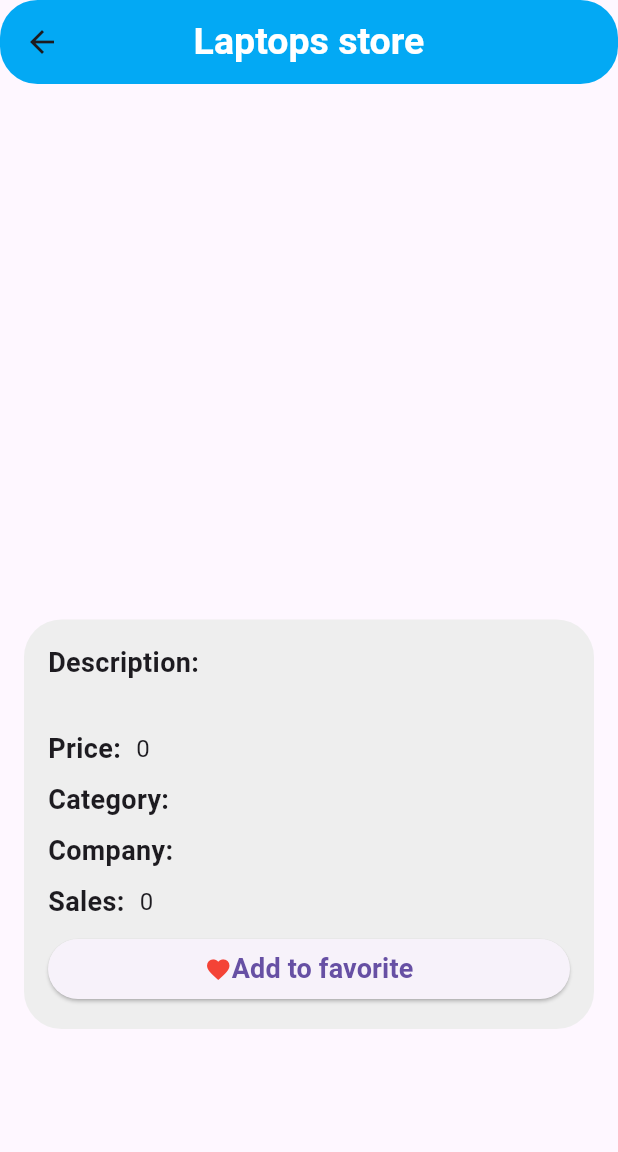
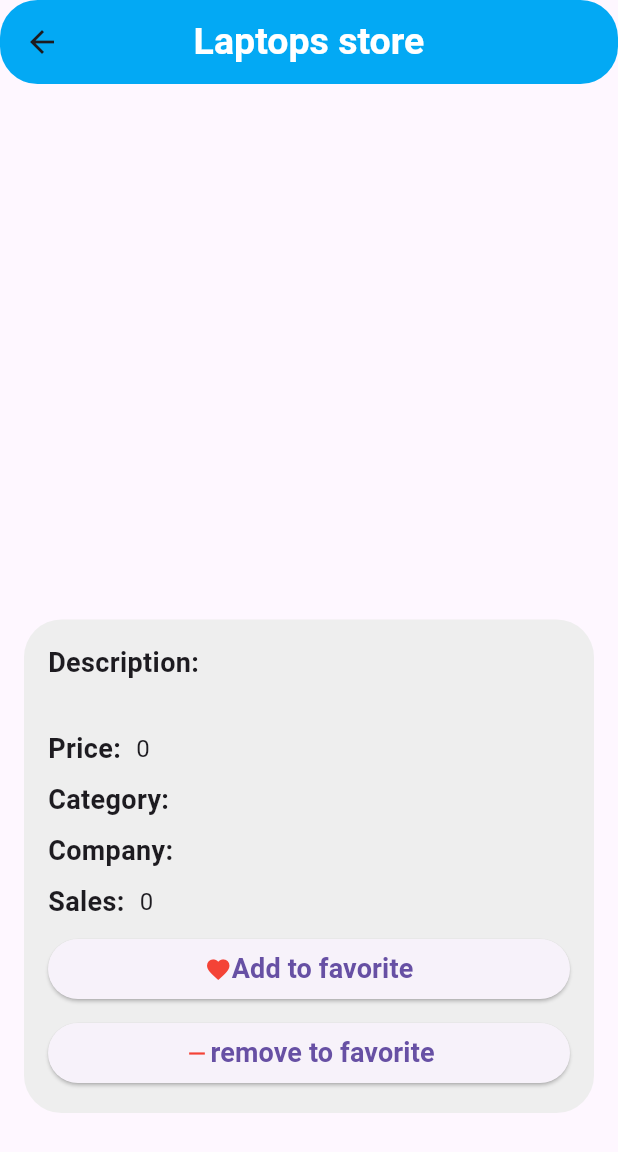
Before and after one commit to MedoAlshafei/nti_laptop_api, a Flutter app: the DetalisView screen opened directly with empty values, after a tap on "Add to favorite", on a phone screen of 412 x 824 dp. Shown: the top 1152 px of the screen. Run offline on Flutter 3.47's test engine with Material 3 defaults, Android fonts, the phone set to English and light mode, and no system bars; our stand-ins replace bloc, dio, equatable, flutter_bloc; network calls fail.

Commit message:
try make favorite feature

```diff
--- a/lib/features/fav/cubit/fav_cubit.dart
+++ b/lib/features/fav/cubit/fav_cubit.dart
@@ -1,16 +1,29 @@
 import 'package:bloc/bloc.dart';
 import 'package:nti_laptop_api/features/fav/cubit/fav_state.dart';
-import 'package:nti_laptop_api/features/fav/model/fav_data.dart';
+import 'package:nti_laptop_api/features/fav/data/fav_data.dart';
 
 class FavCubit extends Cubit<FavState> {
   FavCubit() : super(FavInitial());
 
-  FavLoading favLoading = FavLoading();
+  final FavData favData = FavData();
+
   addFavCubit(String productId) async {
-    emit(favLoading);
+    emit(FavLoading());
     try {
-      String message = await FavData().addFavData(productId);
+      String message = await favData.addFavData(productId);
       emit(FavSuccess(successMsg: message));
+      print(message);
+    } catch (e) {
+      emit(FavError(error: e.toString()));
+    }
+  }
+
+  removeFavCubit(String productId) async {
+    emit(FavLoading());
+    try {
+      String message = await favData.removeFavData(productId);
+      emit(FavSuccess(successMsg: message));
+      print(message);
     } catch (e) {
       emit(FavError(error: e.toString()));
     }
--- a/lib/features/fav/cubit/fav_state.dart
+++ b/lib/features/fav/cubit/fav_state.dart
@@ -1,17 +1,30 @@
-sealed class FavState {}
+import 'package:equatable/equatable.dart';
+
+sealed class FavState extends Equatable {
+  const FavState();
+
+  @override
+  List<Object> get props => [];
+}
 
 final class FavInitial extends FavState {}
 
 final class FavLoading extends FavState {}
 
 final class FavError extends FavState {
-  String error;
+  final String error;
 
-  FavError({required this.error});
+  const FavError({required this.error});
+
+  @override
+  List<Object> get props => [error];
 }
 
 final class FavSuccess extends FavState {
-  String successMsg;
+  final String successMsg;
 
-  FavSuccess({required this.successMsg});
+  const FavSuccess({required this.successMsg});
+
+  @override
+  List<Object> get props => [successMsg];
 }
--- /dev/null
+++ b/lib/features/fav/data/fav_data.dart
@@ -0,0 +1,24 @@
+import 'package:dio/dio.dart';
+
+class FavData {
+  final Dio dio = Dio();
+  static const String api = "https://elwekala.onrender.com/favorite";
+
+  Future addFavData(String id) async {
+    var repo = await dio.post(
+      api,
+      data: {"nationalId": "01578557885808", "productId": id},
+    );
+    print(repo.data);
+    return repo.data["message"];
+  }
+
+  Future removeFavData(String id) async {
+    var repo = await dio.delete(
+      api,
+      data: {"nationalId": "01578557885808", "productId": id},
+    );
+    print(repo.data);
+    return repo.data["message"];
+  }
+}
--- a/lib/features/fav/model/fav_data.dart
+++ /dev/null
@@ -1,15 +0,0 @@
-import 'package:dio/dio.dart';
-
-class FavData {
-  final Dio dio = Dio();
-
-  addFavData(String id) async {
-    final String api = "https://elwekala.onrender.com/favorite";
-    var repo = await dio.post(
-      api,
-      data: {"nationalId": "01210567022258", "productId": id},
-    );
-    print(repo.data);
-    return repo.data["message"];
-  }
-}
--- /dev/null
+++ b/lib/features/fav_list/cubit/favorite_list_cubit.dart
@@ -0,0 +1,20 @@
+import 'package:bloc/bloc.dart';
+import 'package:equatable/equatable.dart';
+import 'package:nti_laptop_api/features/fav_list/data/favorite_list_data.dart';
+import 'package:nti_laptop_api/features/home_view/data/product_model.dart';
+
+part 'favorite_list_state.dart';
+
+class FavoriteListCubit extends Cubit<FavoriteListState> {
+  FavoriteListCubit() : super(FavoriteListInitial());
+
+  updateFavoriteList() async {
+    emit(FavoriteListLoading());
+    try {
+      List<ProductModel> products = await FavoriteListData().getFavoriteList();
+      emit(FavoriteListSuccess(products));
+    } catch (e) {
+      emit(FavoriteListError(e.toString()));
+    }
+  }
+}
--- /dev/null
+++ b/lib/features/fav_list/cubit/favorite_list_state.dart
@@ -0,0 +1,30 @@
+part of 'favorite_list_cubit.dart';
+
+sealed class FavoriteListState extends Equatable {
+  const FavoriteListState();
+
+  @override
+  List<Object> get props => [];
+}
+
+final class FavoriteListInitial extends FavoriteListState {}
+
+final class FavoriteListLoading extends FavoriteListState {}
+
+final class FavoriteListSuccess extends FavoriteListState {
+  final List<ProductModel> products;
+
+  @override
+  List<Object> get props => [products];
+
+  const FavoriteListSuccess(this.products);
+}
+
+final class FavoriteListError extends FavoriteListState {
+  final String error;
+
+  @override
+  List<Object> get props => [error];
+
+  const FavoriteListError(this.error);
+}
--- a/lib/features/home_view/cubit/product_cubit.dart
+++ b/lib/features/home_view/cubit/product_cubit.dart
@@ -1,7 +1,7 @@
 import 'package:bloc/bloc.dart';
 import 'package:meta/meta.dart';
-import 'package:nti_laptop_api/features/home_view/model/product_data.dart';
-import 'package:nti_laptop_api/features/home_view/model/product_model.dart';
+import 'package:nti_laptop_api/features/home_view/data/product_data.dart';
+import 'package:nti_laptop_api/features/home_view/data/product_model.dart';
 
 part 'product_state.dart';
 
--- a/lib/features/home_view/model/product_data.dart
+++ b/lib/features/home_view/data/product_data.dart
@@ -1,5 +1,5 @@
 import 'package:dio/dio.dart';
-import 'package:nti_laptop_api/features/home_view/model/product_model.dart';
+import 'package:nti_laptop_api/features/home_view/data/product_model.dart';
 
 class ProductData {
   final Dio dio = Dio();
--- a/lib/features/home_view/view/screen/detalis_view.dart
+++ b/lib/features/home_view/views/screen/detalis_view.dart
@@ -1,7 +1,7 @@
 import 'package:flutter/material.dart';
 import 'package:flutter_bloc/flutter_bloc.dart';
 import 'package:nti_laptop_api/features/fav/cubit/fav_cubit.dart';
-import 'package:nti_laptop_api/features/home_view/model/product_model.dart';
+import 'package:nti_laptop_api/features/home_view/data/product_model.dart';
 
 class DetalisView extends StatelessWidget {
   const DetalisView({super.key, required this.productData});
@@ -112,6 +112,26 @@ class DetalisView extends StatelessWidget {
                         ],
                       ),
                     ),
+                    ElevatedButton(
+                      onPressed: () {
+                        BlocProvider.of<FavCubit>(
+                          context,
+                        ).removeFavCubit(productData.id);
+                      },
+                      child: Row(
+                        mainAxisAlignment: MainAxisAlignment.center,
+                        children: [
+                          Icon(Icons.remove, color: Colors.red),
+                          Text(
+                            "remove to favorite",
+                            style: TextStyle(
+                              fontSize: 18,
+                              fontWeight: FontWeight.bold,
+                            ),
+                          ),
+                        ],
+                      ),
+                    ),
                   ],
                 ),
               ),
--- a/lib/main.dart
+++ b/lib/main.dart
@@ -1,8 +1,9 @@
 import 'package:flutter/material.dart';
 import 'package:flutter_bloc/flutter_bloc.dart';
 import 'package:nti_laptop_api/features/fav/cubit/fav_cubit.dart';
+import 'package:nti_laptop_api/features/fav_list/cubit/favorite_list_cubit.dart';
 import 'package:nti_laptop_api/features/home_view/cubit/product_cubit.dart';
-import 'package:nti_laptop_api/features/home_view/view/screen/home_view.dart';
+import 'package:nti_laptop_api/features/home_view/views/screen/home_view.dart';
 
 void main() {
   runApp(MyApp());
@@ -17,6 +18,9 @@ class MyApp extends StatelessWidget {
       providers: [
         BlocProvider(create: (context) => ProductCubit()..getProductData()),
         BlocProvider(create: (context) => FavCubit()),
+        BlocProvider(
+          create: (context) => FavoriteListCubit()..updateFavoriteList(),
+        ),
       ],
       child: MaterialApp(home: Scaffold(body: HomeView())),
     );
--- a/pubspec.yaml
+++ b/pubspec.yaml
@@ -31,6 +31,7 @@ dependencies:
   bloc: ^9.0.1
   cupertino_icons: ^1.0.8
   dio: ^5.9.0
+  equatable: ^2.0.7
   flutter:
     sdk: flutter
   flutter_bloc: ^9.1.1
```
Also changed, not shown: lib/features/fav_list/data/favorite_list_data.dart (added, +21 -0 lines), lib/features/fav_list/views/favoite_list_view.dart (added, +34 -0 lines), lib/features/home_view/views/screen/home_view.dart (renamed from lib/features/home_view/view/screen/home_view.dart, +15 -1 lines), lib/features/home_view/data/product_model.dart (renamed from lib/features/home_view/model/product_model.dart), pubspec.lock.
